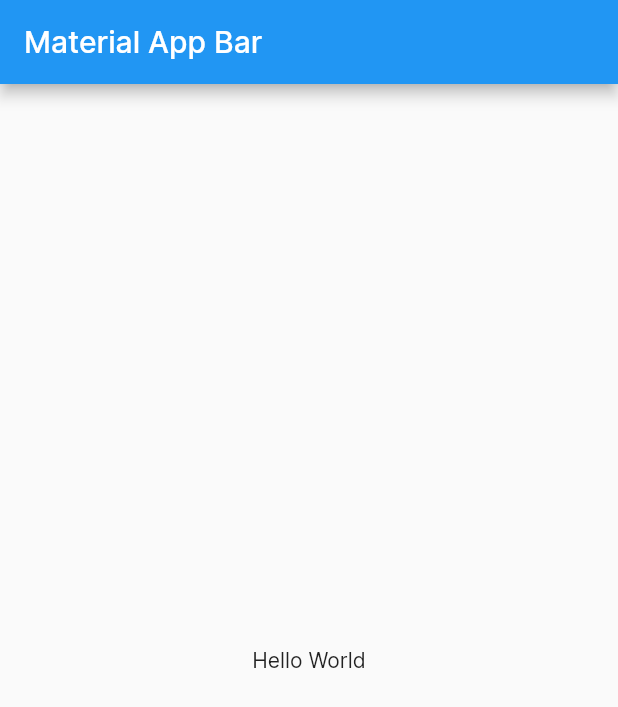
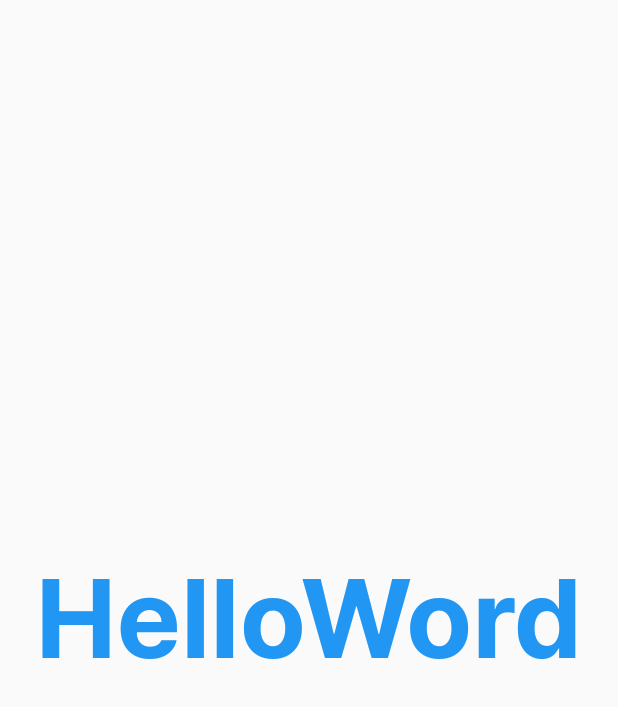
Before and after one commit to fatihemree/redesign_starbucks, a Flutter app: the screen it shows after launch, on a phone screen of 412 x 824 dp. Shown: the top 707 px of the screen. Run offline on Flutter 3.47's test engine with Material 2 defaults, Android fonts, the light colour scheme and no system bars.

Commit message:
themeData

```diff
--- a/analysis_options.yaml
+++ b/analysis_options.yaml
@@ -24,6 +24,7 @@ linter:
   rules:
     # avoid_print: false  # Uncomment to disable the `avoid_print` rule
     # prefer_single_quotes: true  # Uncomment to enable the `prefer_single_quotes` rule
+    ignore: prefer_const_literals_to_create_immutables
 
 # Additional information about this file can be found at
 # https://dart.dev/guides/language/analysis-options
--- a/lib/init/theme/theme_colors.dart
+++ b/lib/init/theme/theme_colors.dart
@@ -3,15 +3,15 @@ import 'package:flutter/material.dart';
 class ThemeColors {
   // mainColor
   static Color white = const Color(0xffFFFFFF);
+  static Color background = const Color(0xffF7F8FA);
 
   //primary color
   static Color darkGreen = const Color(0xff1D4D4F);
   static Color mainGreen = const Color(0xff4AA366);
-  static Color greenLight = const Color(0xff4AA366);
   //grey
   static Color dark = const Color(0xff2E2D38);
   static Color darkGrey = const Color(0xff4D5661);
-  static Color grey = const Color(0xff6F8094);
+  static Color grey = const Color(0xffDFE4EC);
   static Color mediumGrey = const Color(0xffC4C4C4);
   static Color lightGrey = const Color(0xffC4C4C4);
   static Color softGrey = const Color(0xffF4F4F4);
--- a/lib/main.dart
+++ b/lib/main.dart
@@ -1,4 +1,6 @@
 import 'package:flutter/material.dart';
+import './init/extension/context_extension.dart';
+import './init/theme/theme_colors.dart';
 
 void main() => runApp(MyApp());
 
@@ -7,16 +9,46 @@ class MyApp extends StatelessWidget {
   Widget build(BuildContext context) {
     return MaterialApp(
       title: 'Material App',
-      theme: ThemeData(fontFamily: 'Inter'),
-      home: Scaffold(
-        appBar: AppBar(
-          title: Text('Material App Bar',style: ,),
+      theme: ThemeData(
+        fontFamily: 'Inter',
+        colorScheme: ColorScheme(
+          background: ThemeColors.background,
+          onBackground: ThemeColors.dark,
+          primary: ThemeColors.mainGreen,
+          primaryVariant: ThemeColors.darkGreen,
+          onPrimary: Colors.white,
+          surface: ThemeColors.white,
+          onSurface: ThemeColors.dark,
+          secondary: ThemeColors.grey,
+          secondaryVariant: ThemeColors.darkGrey,
+          error: ThemeColors.darkRed,
+          onSecondary: ThemeColors.white,
+          onError: ThemeColors.darkRed,
+          brightness: Brightness.light,
         ),
-        body: Center(
-          child: Container(
-            child: Text('Hello World'),
-          ),
+        appBarTheme: AppBarTheme(backgroundColor: Colors.white),
+        textTheme: const TextTheme(
+          headline1: TextStyle(
+              fontSize: 72.0, color: Colors.blue, fontWeight: FontWeight.bold),
+          headline6: TextStyle(
+              fontSize: 36.0, color: Colors.amber, fontStyle: FontStyle.italic),
+          bodyText2: TextStyle(fontSize: 14.0, fontFamily: 'Hind'),
         ),
+      ),
+      home: Deneme(),
+    );
+  }
+}
+
+class Deneme extends StatelessWidget {
+  const Deneme({Key? key}) : super(key: key);
+
+  @override
+  Widget build(BuildContext context) {
+    return Scaffold(
+      body: Center(
+        // child: Text('HelloWord', style: Theme.of(context).textTheme.headline1),
+        child: Text('HelloWord', style: context.textTheme.headline1),
       ),
     );
   }
```
Also changed, not shown: 1 other file.
